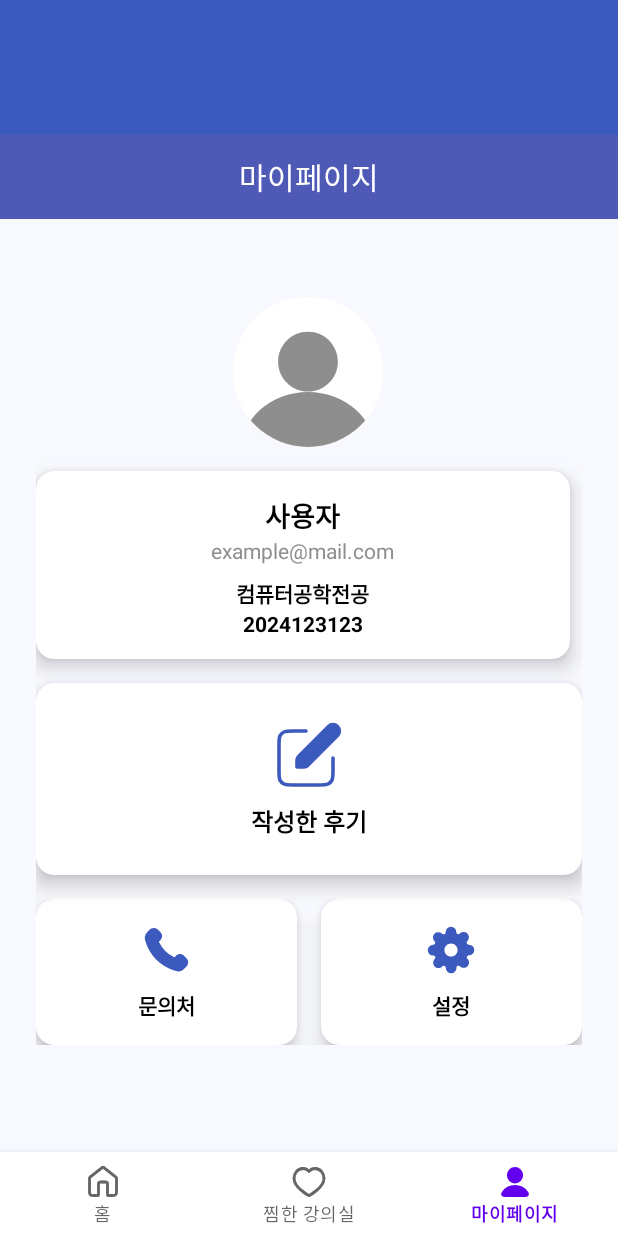
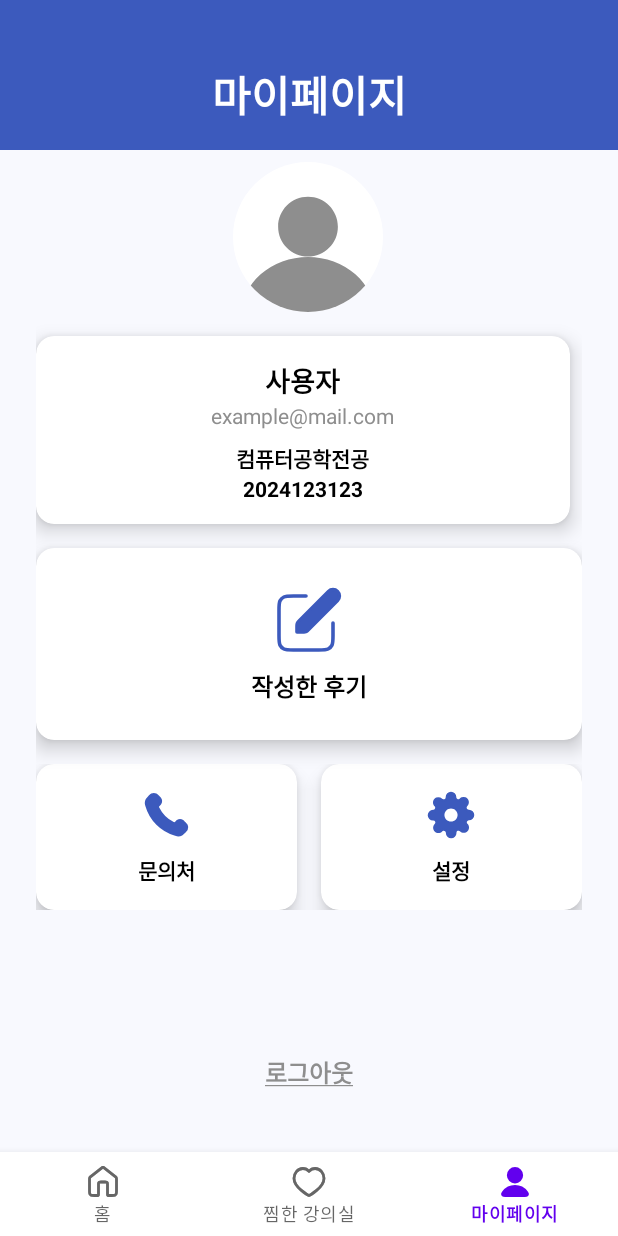
Before and after one commit to Dhuns/2025_Pick_Dream, an Android app: the MainActivity screen opened directly, with no data from a screen before it, item 3 of the bottom bar chosen, on a phone screen of 412 x 824 dp. Run offline under Robolectric (Android 15) with nearby library versions, the phone set to English and light mode, and no system bars.

Commit message:
MainActivity 수정

```diff
--- a/app/src/main/java/com/example/pick_dream/MainActivity.kt
+++ b/app/src/main/java/com/example/pick_dream/MainActivity.kt
@@ -22,13 +22,13 @@ class MainActivity : AppCompatActivity() {
         setContentView(binding.root)
 
         // 툴바를 앱 전체의 기본 ActionBar로 설정
-        setSupportActionBar(binding.mainToolbar)
+        // setSupportActionBar(binding.mainToolbar)
 
         // 기본 Fragment 설정
         supportFragmentManager.beginTransaction()
             .replace(R.id.nav_host_fragment_activity_main, HomeFragment())
             .commit()
-        supportActionBar?.title = "홈"
+        // supportActionBar?.title = "홈"
 
         val navView: BottomNavigationView = binding.navView
 
@@ -38,28 +38,25 @@ class MainActivity : AppCompatActivity() {
                     supportFragmentManager.beginTransaction()
                         .replace(R.id.nav_host_fragment_activity_main, HomeFragment())
                         .commit()
-                    supportActionBar?.title = "홈"
-                    // 커스텀 타이틀 제거
-                    binding.mainToolbar.removeAllViews()
+                    // supportActionBar?.title = "홈"
+                    // binding.mainToolbar.removeAllViews()
                     true
                 }
                 R.id.navigation_favorite -> {
                     supportFragmentManager.beginTransaction()
                         .replace(R.id.nav_host_fragment_activity_main, FavoriteFragment())
                         .commit()
-                    // 커스텀 타이틀 중앙에 표시
-                    binding.mainToolbar.removeAllViews()
-                    val customTitle = LayoutInflater.from(this).inflate(R.layout.toolbar_title, binding.mainToolbar, false)
-                    binding.mainToolbar.addView(customTitle)
+                    // binding.mainToolbar.removeAllViews()
+                    // val customTitle = LayoutInflater.from(this).inflate(R.layout.toolbar_title, binding.mainToolbar, false)
+                    // binding.mainToolbar.addView(customTitle)
                     true
                 }
                 R.id.navigation_mypage -> {
                     supportFragmentManager.beginTransaction()
                         .replace(R.id.nav_host_fragment_activity_main, MypageFragment())
                         .commit()
-                    supportActionBar?.title = "마이페이지"
-                    // 커스텀 타이틀 제거
-                    binding.mainToolbar.removeAllViews()
+                    // supportActionBar?.title = "마이페이지"
+                    // binding.mainToolbar.removeAllViews()
                     true
                 }
                 else -> false
--- a/app/src/main/res/layout/activity_main.xml
+++ b/app/src/main/res/layout/activity_main.xml
@@ -7,36 +7,21 @@
     android:layout_height="match_parent"
     tools:context=".MainActivity">
 
-    <!-- 상단 툴바 -->
-
     <!-- Fragment를 담을 호스트 -->
 
-    <com.google.android.material.appbar.MaterialToolbar
-        android:id="@+id/main_toolbar"
-        android:layout_width="0dp"
-        android:layout_height="90dp"
-        android:background="@color/primary_500"
-        app:layout_constraintEnd_toEndOf="parent"
-        app:layout_constraintHorizontal_bias="0.0"
-        app:layout_constraintStart_toStartOf="parent"
-        app:layout_constraintTop_toTopOf="parent"
-        app:titleTextColor="@android:color/white"
-        app:contentInsetStart="0dp"
-        app:contentInsetEnd="0dp"
-        android:padding="0dp"
-        android:elevation="0dp" />
-
+    <!-- 하단 네비게이션 -->
     <androidx.fragment.app.FragmentContainerView
         android:id="@+id/nav_host_fragment_activity_main"
         android:name="androidx.navigation.fragment.NavHostFragment"
         android:layout_width="0dp"
         android:layout_height="0dp"
-        app:layout_constraintTop_toBottomOf="@id/main_toolbar"
         app:layout_constraintBottom_toTopOf="@id/nav_view"
+        app:layout_constraintEnd_toEndOf="parent"
+        app:layout_constraintHorizontal_bias="0.0"
         app:layout_constraintStart_toStartOf="parent"
-        app:layout_constraintEnd_toEndOf="parent" />
+        app:layout_constraintTop_toTopOf="parent"
+        app:layout_constraintVertical_bias="1.0" />
 
-    <!-- 하단 네비게이션 -->
     <com.google.android.material.bottomnavigation.BottomNavigationView
         android:id="@+id/nav_view"
         android:layout_width="0dp"
--- a/app/src/main/res/layout/custom_toolbar.xml
+++ /dev/null
@@ -1,20 +0,0 @@
-<?xml version="1.0" encoding="utf-8"?>
-<androidx.appcompat.widget.Toolbar
-    xmlns:android="http://schemas.android.com/apk/res/android"
-    xmlns:app="http://schemas.android.com/apk/res-auto"
-    android:id="@+id/toolbar"
-    android:layout_width="match_parent"
-    android:layout_height="?attr/actionBarSize"
-    android:background="#4F5AB6"
-    app:title=""
-    app:contentInsetStartWithNavigation="0dp">
-
-    <TextView
-        android:id="@+id/toolbar_title"
-        android:layout_width="wrap_content"
-        android:layout_height="wrap_content"
-        android:text="@string/toolbar_title"
-        android:textColor="@android:color/white"
-        android:textSize="20sp"
-        android:layout_gravity="center"/>
-</androidx.appcompat.widget.Toolbar>
--- a/app/src/main/res/layout/fragment_mypage.xml
+++ b/app/src/main/res/layout/fragment_mypage.xml
@@ -7,13 +7,28 @@
     android:layout_height="match_parent"
     android:background="#F8F9FE">
 
-    <!-- 툴바 -->
-    <include
-        android:id="@+id/toolbar"
-        layout="@layout/custom_toolbar" />
+    <!-- 상단 타이틀 영역 -->
+    <RelativeLayout
+        android:layout_width="match_parent"
+        android:layout_height="100dp"
+        android:paddingHorizontal="16dp"
+        android:background="#3C5ABD"
+        android:paddingTop="8dp">
+
+        <TextView
+            android:layout_width="match_parent"
+            android:layout_height="match_parent"
+            android:gravity="center"
+            android:layout_marginTop="18dp"
+            android:text="마이페이지"
+            android:textSize="28sp"
+            android:textColor="@android:color/white"
+            android:textStyle="bold" />
+    </RelativeLayout>
 
     <!-- 콘텐츠: 스크롤 가능 -->
     <ScrollView
+        android:id="@+id/scrollView2"
         android:layout_width="match_parent"
         android:layout_height="800dp"
         android:layout_marginBottom="72dp"
```
Also changed, not shown: app/src/main/res/layout/fragment_favorite.xml (+19 -0 lines), app/src/main/res/layout/fragment_home.xml (+6 -5 lines).
